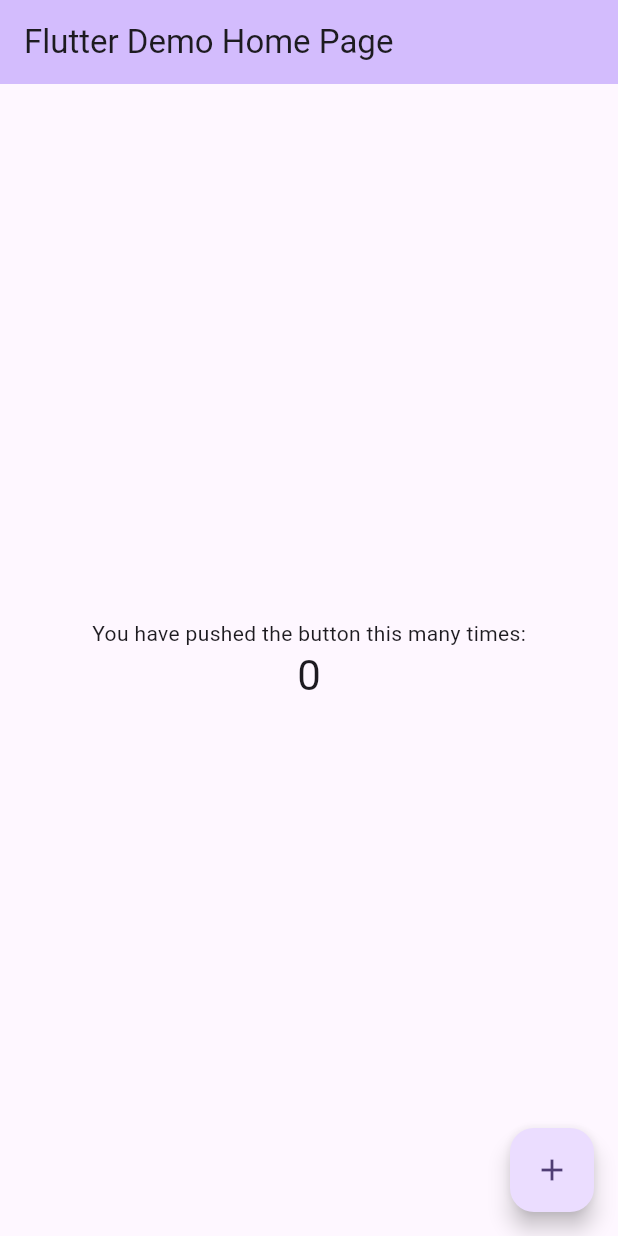
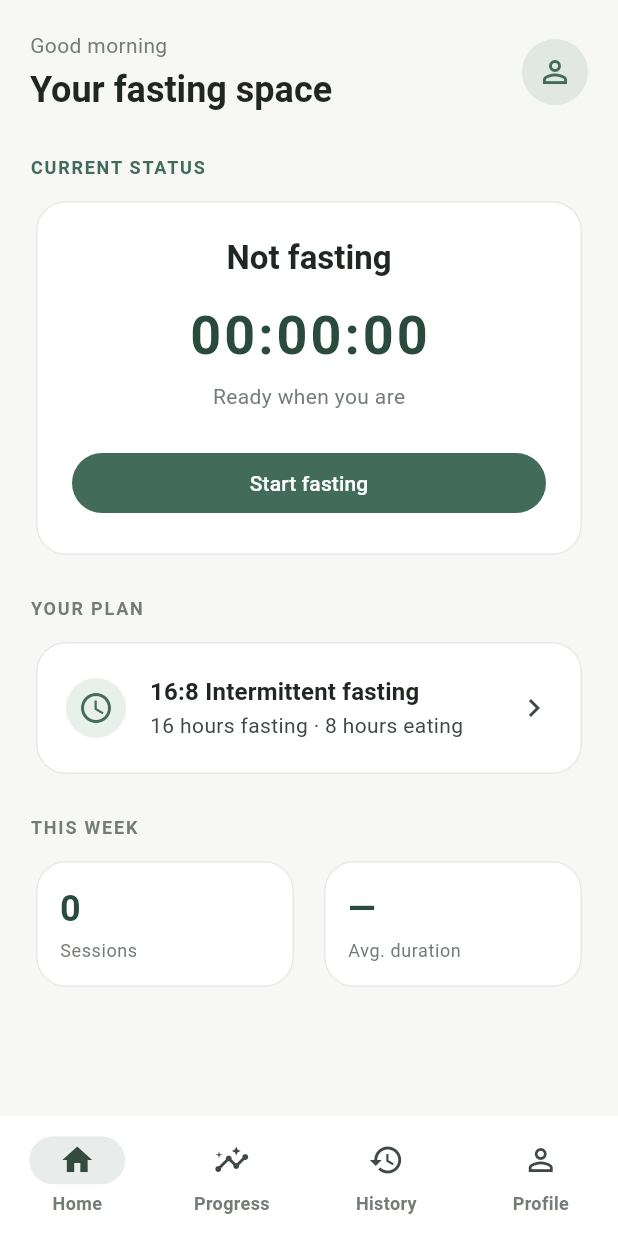
Before and after one commit to MuhammadHideaki-Isd/Fastise, a Flutter app: the screen it shows after launch, on a phone screen of 412 x 824 dp. Run offline on Flutter 3.47's test engine with Material 3 defaults, Android fonts, the phone set to English and light mode, and no system bars.

Commit message:
app foundation

```diff
--- /dev/null
+++ b/lib/app/app.dart
@@ -0,0 +1,73 @@
+import 'package:flutter/material.dart';
+
+import '../features/home/presentation/home_screen.dart';
+import '../features/progress/presentation/progress_screen.dart';
+import '../features/history/presentation/history_screen.dart';
+import '../features/profile/presentation/profile_screen.dart';
+import 'theme/app_theme.dart';
+
+class FastiseApp extends StatelessWidget {
+  const FastiseApp({super.key});
+
+  @override
+  Widget build(BuildContext context) {
+    return MaterialApp(
+      title: 'Fasting Tracker',
+      theme: AppTheme.light(),
+      home: const AppShell(),
+    );
+  }
+}
+
+class AppShell extends StatefulWidget {
+  const AppShell({super.key});
+
+  @override
+  State<AppShell> createState() => _AppShellState();
+}
+
+class _AppShellState extends State<AppShell> {
+  int _selectedIndex = 0;
+
+  static const _screens = [
+    HomeScreen(),
+    ProgressScreen(),
+    HistoryScreen(),
+    ProfileScreen(),
+  ];
+
+  @override
+  Widget build(BuildContext context) {
+    return Scaffold(
+      body: IndexedStack(index: _selectedIndex, children: _screens),
+      bottomNavigationBar: NavigationBar(
+        selectedIndex: _selectedIndex,
+        onDestinationSelected: (index) {
+          setState(() => _selectedIndex = index);
+        },
+        destinations: const [
+          NavigationDestination(
+            icon: Icon(Icons.home_outlined),
+            selectedIcon: Icon(Icons.home),
+            label: 'Home',
+          ),
+          NavigationDestination(
+            icon: Icon(Icons.insights_outlined),
+            selectedIcon: Icon(Icons.insights),
+            label: 'Progress',
+          ),
+          NavigationDestination(
+            icon: Icon(Icons.history_outlined),
+            selectedIcon: Icon(Icons.history),
+            label: 'History',
+          ),
+          NavigationDestination(
+            icon: Icon(Icons.person_outline),
+            selectedIcon: Icon(Icons.person),
+            label: 'Profile',
+          ),
+        ],
+      ),
+    );
+  }
+}
--- /dev/null
+++ b/lib/app/theme/app_colors.dart
@@ -0,0 +1,11 @@
+import 'package:flutter/material.dart';
+
+abstract final class AppColors {
+  static const background = Color(0xFFF7F8F5);
+  static const surface = Colors.white;
+  static const primary = Color(0xFF426B5A);
+  static const primaryDark = Color(0xFF294A3D);
+  static const textPrimary = Color(0xFF202722);
+  static const textSecondary = Color(0xFF737D76);
+  static const border = Color(0xFFE5E9E5);
+}
--- /dev/null
+++ b/lib/app/theme/app_theme.dart
@@ -0,0 +1,49 @@
+import 'package:flutter/material.dart';
+
+import 'app_colors.dart';
+
+abstract final class AppTheme {
+  static ThemeData light() {
+    final colorScheme =
+        ColorScheme.fromSeed(
+          seedColor: AppColors.primary,
+          brightness: Brightness.light,
+        ).copyWith(
+          primary: AppColors.primary,
+          onPrimary: Colors.white,
+          surface: AppColors.surface,
+          onSurface: AppColors.textPrimary,
+        );
+
+    return ThemeData(
+      colorScheme: colorScheme,
+      scaffoldBackgroundColor: AppColors.background,
+      useMaterial3: true,
+      fontFamily: 'sans-serif',
+      appBarTheme: const AppBarTheme(
+        backgroundColor: AppColors.background,
+        foregroundColor: AppColors.textPrimary,
+        elevation: 0,
+      ),
+      navigationBarTheme: NavigationBarThemeData(
+        backgroundColor: AppColors.surface,
+        indicatorColor: AppColors.primary.withValues(alpha: 0.12),
+        labelTextStyle: WidgetStatePropertyAll(
+          TextStyle(
+            fontSize: 12,
+            fontWeight: FontWeight.w600,
+            color: AppColors.textSecondary,
+          ),
+        ),
+      ),
+      cardTheme: CardThemeData(
+        color: AppColors.surface,
+        elevation: 0,
+        shape: RoundedRectangleBorder(
+          borderRadius: BorderRadius.circular(20),
+          side: const BorderSide(color: AppColors.border),
+        ),
+      ),
+    );
+  }
+}
--- /dev/null
+++ b/lib/features/history/presentation/history_screen.dart
@@ -0,0 +1,10 @@
+import 'package:flutter/material.dart';
+
+class HistoryScreen extends StatelessWidget {
+  const HistoryScreen({super.key});
+
+  @override
+  Widget build(BuildContext context) {
+    return const Center(child: Text('History'));
+  }
+}
--- /dev/null
+++ b/lib/features/home/presentation/home_screen.dart
@@ -0,0 +1,194 @@
+import 'package:flutter/material.dart';
+
+import '../../../app/theme/app_colors.dart';
+
+class HomeScreen extends StatelessWidget {
+  const HomeScreen({super.key});
+
+  @override
+  Widget build(BuildContext context) {
+    final theme = Theme.of(context);
+    return SafeArea(
+      child: CustomScrollView(
+        slivers: [
+          SliverPadding(
+            padding: const EdgeInsets.fromLTRB(20, 20, 20, 32),
+            sliver: SliverList(
+              delegate: SliverChildListDelegate([
+                Row(
+                  children: [
+                    Expanded(
+                      child: Column(
+                        crossAxisAlignment: CrossAxisAlignment.start,
+                        children: [
+                          Text(
+                            'Good morning',
+                            style: theme.textTheme.bodyMedium?.copyWith(
+                              color: AppColors.textSecondary,
+                            ),
+                          ),
+                          const SizedBox(height: 4),
+                          Text(
+                            'Your fasting space',
+                            style: theme.textTheme.headlineSmall?.copyWith(
+                              fontWeight: FontWeight.w700,
+                            ),
+                          ),
+                        ],
+                      ),
+                    ),
+                    CircleAvatar(
+                      radius: 22,
+                      backgroundColor: AppColors.primary.withValues(
+                        alpha: 0.12,
+                      ),
+                      child: const Icon(
+                        Icons.person_outline,
+                        color: AppColors.primary,
+                      ),
+                    ),
+                  ],
+                ),
+                const SizedBox(height: 28),
+                Text(
+                  'CURRENT STATUS',
+                  style: theme.textTheme.labelMedium?.copyWith(
+                    color: AppColors.primary,
+                    fontWeight: FontWeight.w700,
+                    letterSpacing: 1.2,
+                  ),
+                ),
+                const SizedBox(height: 10),
+                Card(
+                  child: Padding(
+                    padding: const EdgeInsets.all(24),
+                    child: Column(
+                      children: [
+                        Text(
+                          'Not fasting',
+                          style: theme.textTheme.titleLarge?.copyWith(
+                            fontWeight: FontWeight.w700,
+                          ),
+                        ),
+                        const SizedBox(height: 16),
+                        Text(
+                          '00:00:00',
+                          style: theme.textTheme.displaySmall?.copyWith(
+                            color: AppColors.primaryDark,
+                            fontWeight: FontWeight.w700,
+                            letterSpacing: 2,
+                          ),
+                        ),
+                        const SizedBox(height: 8),
+                        Text(
+                          'Ready when you are',
+                          style: theme.textTheme.bodyMedium?.copyWith(
+                            color: AppColors.textSecondary,
+                          ),
+                        ),
+                        const SizedBox(height: 24),
+                        SizedBox(
+                          width: double.infinity,
+                          child: FilledButton(
+                            onPressed: () {},
+                            child: const Text('Start fasting'),
+                          ),
+                        ),
+                      ],
+                    ),
+                  ),
+                ),
+                const SizedBox(height: 24),
+                Text(
+                  'YOUR PLAN',
+                  style: theme.textTheme.labelMedium?.copyWith(
+                    color: AppColors.textSecondary,
+                    fontWeight: FontWeight.w700,
+                    letterSpacing: 1.2,
+                  ),
+                ),
+                const SizedBox(height: 10),
+                Card(
+                  child: ListTile(
+                    contentPadding: const EdgeInsets.symmetric(
+                      horizontal: 20,
+                      vertical: 8,
+                    ),
+                    leading: const CircleAvatar(
+                      backgroundColor: Color(0xFFE8F0EB),
+                      child: Icon(Icons.schedule, color: AppColors.primary),
+                    ),
+                    title: Text(
+                      '16:8 Intermittent fasting',
+                      style: theme.textTheme.titleMedium?.copyWith(
+                        fontWeight: FontWeight.w700,
+                      ),
+                    ),
+                    subtitle: const Text('16 hours fasting · 8 hours eating'),
+                    trailing: const Icon(Icons.chevron_right),
+                  ),
+                ),
+                const SizedBox(height: 24),
+                Text(
+                  'THIS WEEK',
+                  style: theme.textTheme.labelMedium?.copyWith(
+                    color: AppColors.textSecondary,
+                    fontWeight: FontWeight.w700,
+                    letterSpacing: 1.2,
+                  ),
+                ),
+                const SizedBox(height: 10),
+                Row(
+                  children: const [
+                    Expanded(
+                      child: _StatCard(value: '0', label: 'Sessions'),
+                    ),
+                    SizedBox(width: 12),
+                    Expanded(
+                      child: _StatCard(value: '—', label: 'Avg. duration'),
+                    ),
+                  ],
+                ),
+              ]),
+            ),
+          ),
+        ],
+      ),
+    );
+  }
+}
+
+class _StatCard extends StatelessWidget {
+  const _StatCard({required this.value, required this.label});
+
+  final String value;
+  final String label;
+
+  @override
+  Widget build(BuildContext context) {
+    return Card(
+      child: Padding(
+        padding: const EdgeInsets.all(16),
+        child: Column(
+          crossAxisAlignment: CrossAxisAlignment.start,
+          children: [
+            Text(
+              value,
+              style: Theme.of(context).textTheme.headlineSmall?.copyWith(
+                color: AppColors.primaryDark,
+                fontWeight: FontWeight.w700,
+              ),
+            ),
+            const SizedBox(height: 4),
+            Text(
+              label,
+              style: Theme.of(
+                context,
+              ).textTheme.bodySmall?.copyWith(color: AppColors.textSecondary),
+            ),
+          ],
+        ),
+      ),
+    );
+  }
+}
--- /dev/null
+++ b/lib/features/profile/presentation/profile_screen.dart
@@ -0,0 +1,10 @@
+import 'package:flutter/material.dart';
+
+class ProfileScreen extends StatelessWidget {
+  const ProfileScreen({super.key});
+
+  @override
+  Widget build(BuildContext context) {
+    return const Center(child: Text('Profile'));
+  }
+}
--- /dev/null
+++ b/lib/features/progress/presentation/progress_screen.dart
@@ -0,0 +1,10 @@
+import 'package:flutter/material.dart';
+
+class ProgressScreen extends StatelessWidget {
+  const ProgressScreen({super.key});
+
+  @override
+  Widget build(BuildContext context) {
+    return const Center(child: Text('Progress'));
+  }
+}
--- a/lib/main.dart
+++ b/lib/main.dart
@@ -1,122 +1,7 @@
 import 'package:flutter/material.dart';
 
+import 'app/app.dart';
+
 void main() {
-  runApp(const MyApp());
+  runApp(const FastiseApp());
 }
-
-class MyApp extends StatelessWidget {
-  const MyApp({super.key});
-
-  // This widget is the root of your application.
-  @override
-  Widget build(BuildContext context) {
-    return MaterialApp(
-      title: 'Flutter Demo',
-      theme: ThemeData(
-        // This is the theme of your application.
-        //
-        // TRY THIS: Try running your application with "flutter run". You'll see
-        // the application has a purple toolbar. Then, without quitting the app,
-        // try changing the seedColor in the colorScheme below to Colors.green
-        // and then invoke "hot reload" (save your changes or press the "hot
-        // reload" button in a Flutter-supported IDE, or press "r" if you used
-        // the command line to start the app).
-        //
-        // Notice that the counter didn't reset back to zero; the application
-        // state is not lost during the reload. To reset the state, use hot
-        // restart instead.
-        //
-        // This works for code too, not just values: Most code changes can be
-        // tested with just a hot reload.
-        colorScheme: .fromSeed(seedColor: Colors.deepPurple),
-      ),
-      home: const MyHomePage(title: 'Flutter Demo Home Page'),
-    );
-  }
-}
-
-class MyHomePage extends StatefulWidget {
-  const MyHomePage({super.key, required this.title});
-
-  // This widget is the home page of your application. It is stateful, meaning
-  // that it has a State object (defined below) that contains fields that affect
-  // how it looks.
-
-  // This class is the configuration for the state. It holds the values (in this
-  // case the title) provided by the parent (in this case the App widget) and
-  // used by the build method of the State. Fields in a Widget subclass are
-  // always marked "final".
-
-  final String title;
-
-  @override
-  State<MyHomePage> createState() => _MyHomePageState();
-}
-
-class _MyHomePageState extends State<MyHomePage> {
-  int _counter = 0;
-
-  void _incrementCounter() {
-    setState(() {
-      // This call to setState tells the Flutter framework that something has
-      // changed in this State, which causes it to rerun the build method below
-      // so that the display can reflect the updated values. If we changed
-      // _counter without calling setState(), then the build method would not be
-      // called again, and so nothing would appear to happen.
-      _counter++;
-    });
-  }
-
-  @override
-  Widget build(BuildContext context) {
-    // This method is rerun every time setState is called, for instance as done
-    // by the _incrementCounter method above.
-    //
-    // The Flutter framework has been optimized to make rerunning build methods
-    // fast, so that you can just rebuild anything that needs updating rather
-    // than having to individually change instances of widgets.
-    return Scaffold(
-      appBar: AppBar(
-        // TRY THIS: Try changing the color here to a specific color (to
-        // Colors.amber, perhaps?) and trigger a hot reload to see the AppBar
-        // change color while the other colors stay the same.
-        backgroundColor: Theme.of(context).colorScheme.inversePrimary,
-        // Here we take the value from the MyHomePage object that was created by
-        // the App.build method, and use it to set our appbar title.
-        title: Text(widget.title),
-      ),
-      body: Center(
-        // Center is a layout widget. It takes a single child and positions it
-        // in the middle of the parent.
-        child: Column(
-          // Column is also a layout widget. It takes a list of children and
-          // arranges them vertically. By default, it sizes itself to fit its
-          // children horizontally, and tries to be as tall as its parent.
-          //
-          // Column has various properties to control how it sizes itself and
-          // how it positions its children. Here we use mainAxisAlignment to
-          // center the children vertically; the main axis here is the vertical
-          // axis because Columns are vertical (the cross axis would be
-          // horizontal).
-          //
-          // TRY THIS: Invoke "debug painting" (choose the "Toggle Debug Paint"
-          // action in the IDE, or press "p" in the console), to see the
-          // wireframe for each widget.
-          mainAxisAlignment: .center,
-          children: [
-            const Text('You have pushed the button this many times:'),
-            Text(
-              '$_counter',
-              style: Theme.of(context).textTheme.headlineMedium,
-            ),
-          ],
-        ),
-      ),
-      floatingActionButton: FloatingActionButton(
-        onPressed: _incrementCounter,
-        tooltip: 'Increment',
-        child: const Icon(Icons.add),
-      ),
-    );
-  }
-}
```
Also changed, not shown: 2 other files.
